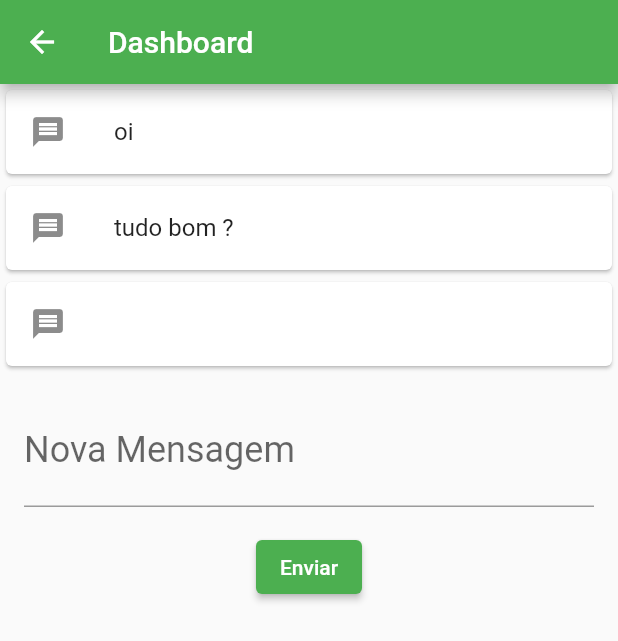
After one commit to DouglasAmorim/school_communication_app, a Flutter app: the Mensagem screen opened directly, after a tap on "Enviar", on a phone screen of 412 x 824 dp. The commit adds this screen. Shown: the top 641 px of the screen. Run offline on Flutter 3.47's test engine with Material 2 defaults, Android fonts, the phone set to English and light mode, and no system bars; missing offline and left inert: dart_amqp, mqtt_client.

Commit message:
screen flow finalized

```diff
--- a/flutter_app/lib/models/ContactsItemList.dart
+++ b/flutter_app/lib/models/ContactsItemList.dart
@@ -1,3 +1,6 @@
+import 'package:flutter/material.dart';
+import 'package:tcc_ifsc/screens/Mensagem/Mensagem.dart';
+
 class ContactsItemList extends StatelessWidget {
   final String _contactName;
 
@@ -9,6 +12,11 @@ class ContactsItemList extends StatelessWidget {
       child: ListTile(
         leading: Icon(Icons.message),
         title: Text(_contactName),
+        onTap: () {
+          Navigator.push(context, MaterialPageRoute(builder: (context) {
+            return Mensagem();
+          }));
+        },
       ),
     );
     throw UnimplementedError();
--- a/flutter_app/lib/screens/Dashboard/Dashboard.dart
+++ b/flutter_app/lib/screens/Dashboard/Dashboard.dart
@@ -1,4 +1,5 @@
 import 'package:flutter/material.dart';
+import 'package:tcc_ifsc/models/ContactsItemList.dart';
 import 'package:tcc_ifsc/models/Professor.dart';
 
 const _tituloAppBar = 'Dashboard';
@@ -33,21 +34,3 @@ class DashboardState extends State<Dashboard> {
     );
   }
 }
-
-
-class ContactsItemList extends StatelessWidget {
-  final String _contactName;
-
-  ContactsItemList(this._contactName);
-
-  @override
-  Widget build(BuildContext context) {
-    return Card(
-      child: ListTile(
-        leading: Icon(Icons.message),
-        title: Text(_contactName),
-      ),
-    );
-    throw UnimplementedError();
-  }
-}
--- /dev/null
+++ b/flutter_app/lib/screens/Mensagem/Mensagem.dart
@@ -0,0 +1,82 @@
+import 'package:flutter/material.dart';
+import 'package:tcc_ifsc/components/Editor.dart';
+
+const _tituloAppBar = 'Dashboard';
+const _dicaCampoMensagem = 'olá ! ';
+const _rotuloCampoMensagem = 'Nova Mensagem';
+const _textoBotaoConfirmar = 'Enviar';
+
+class Mensagem extends StatefulWidget {
+  final List<String> _mensagens = ["oi", "tudo bom ?"];
+  Mensagem({Key? key}) : super(key: key);
+
+  @override
+  State<StatefulWidget> createState() {
+    return MensagemState();
+  }
+}
+
+
+class MensagemState extends State<Mensagem> {
+  final TextEditingController _controllerMensagem = TextEditingController();
+
+  @override
+  Widget build(BuildContext context) {
+    return Scaffold(
+        appBar: AppBar(
+          title: Text(_tituloAppBar),
+        ),
+
+      body: SingleChildScrollView(
+        child: Column(
+          children: <Widget>[
+            ListView.builder(
+              itemCount: widget._mensagens.length,
+              scrollDirection: Axis.vertical,
+              shrinkWrap: true,
+              itemBuilder: (context, indice) {
+                final contactName = widget._mensagens[indice];
+                return MensagensItemList(contactName);
+              },
+            ),
+            Editor(controller: _controllerMensagem, dica: _dicaCampoMensagem , rotulo: _rotuloCampoMensagem),
+            ElevatedButton(
+              onPressed: () => _envioMensagem(context),
+              child: Text(_textoBotaoConfirmar),
+
+            ),
+          ],
+        ),
+      ),
+    );
+  }
+
+  void _envioMensagem(BuildContext context) {
+    final String? mensagem = _controllerMensagem.text;
+    // TODO: Tratar envio da mensagem
+    if(mensagem != null) {
+      setState(() {
+        widget._mensagens.add(mensagem);
+        _controllerMensagem.text = "";
+      });
+    }
+
+  }
+}
+
+class MensagensItemList extends StatelessWidget {
+  final String _mensagem;
+
+  MensagensItemList(this._mensagem);
+
+  @override
+  Widget build(BuildContext context) {
+    return Card(
+      child: ListTile(
+        leading: Icon(Icons.message),
+        title: Text(_mensagem),
+      ),
+    );
+    throw UnimplementedError();
+  }
+}
```
